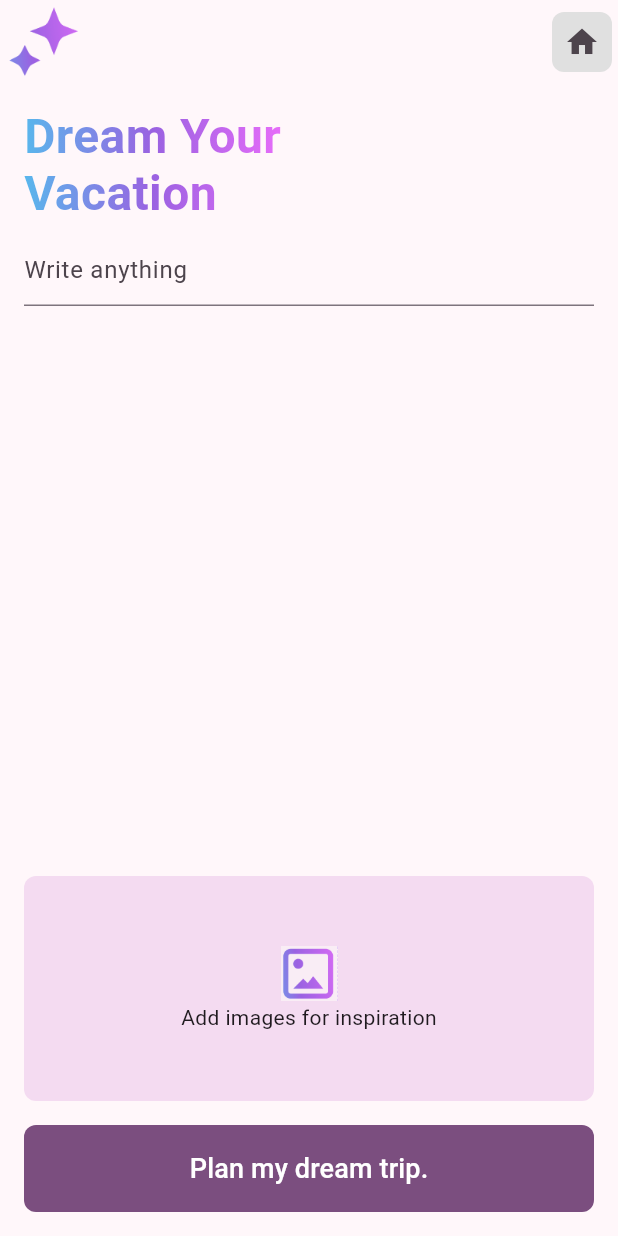
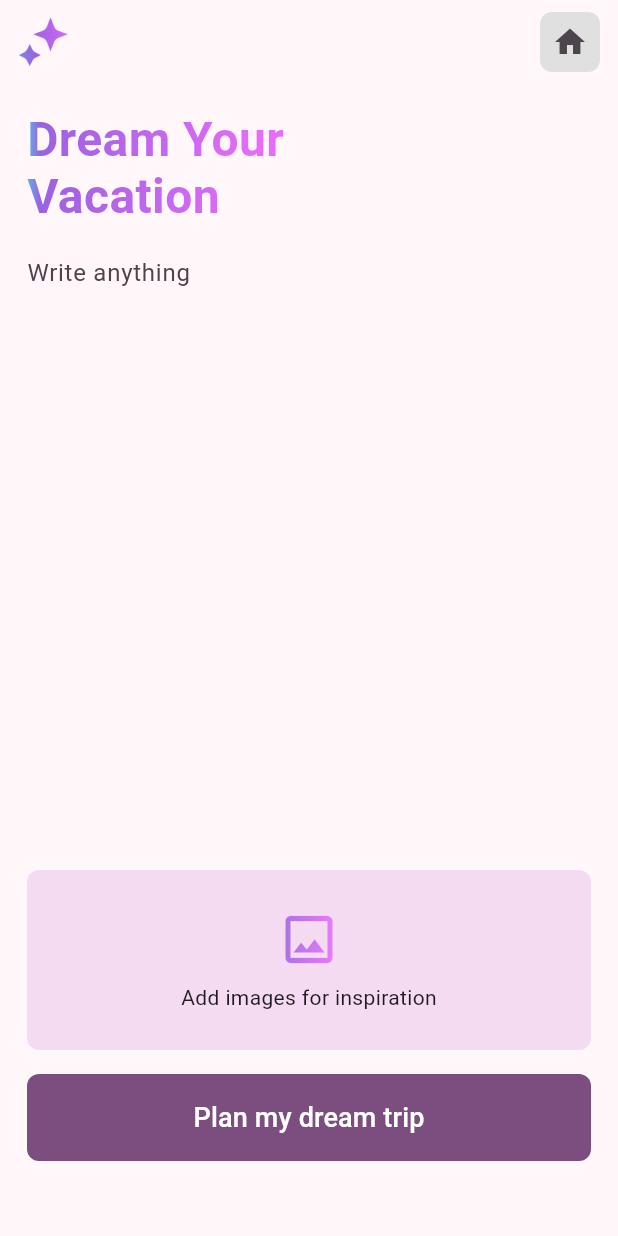
Before and after one commit to FirebaseExtended/compass-ai-travel-planning-sample-flutter, a Flutter app: the screen it shows after launch, on a phone screen of 412 x 824 dp. Run offline on Flutter 3.47's test engine with Material 3 defaults, Android fonts, the phone set to English and light mode, and no system bars.

Commit message:
rough initial AI form screen. To add image selection!

```diff
--- a/lib/screens/ai/form.dart
+++ b/lib/screens/ai/form.dart
@@ -12,13 +12,18 @@ class _FormScreenState extends State<FormScreen> {
   Widget build(BuildContext context) {
     return Scaffold(
       appBar: AppBar(
-        leading: const Image(
+        leading: const Padding(
+          padding: EdgeInsets.all(8),
+          child: Image(
             width: 38,
             height: 38,
             image: AssetImage('assets/images/stars.png'),
           ),
+        ),
         actions: [
-          IconButton(
+          Padding(
+              padding: const EdgeInsets.all(8),
+              child: IconButton(
                 style: ButtonStyle(
                   shape: WidgetStatePropertyAll(
                     RoundedRectangleBorder(
@@ -31,23 +36,15 @@ class _FormScreenState extends State<FormScreen> {
                 icon: const Icon(
                   Icons.home,
                 ),
-          )
+              )),
         ],
       ),
       body: Padding(
-        padding: const EdgeInsets.all(16),
+        padding: const EdgeInsets.all(18),
         child: Column(
           crossAxisAlignment: CrossAxisAlignment.start,
           children: [
-            ShaderMask(
-              blendMode: BlendMode.srcIn,
-              shaderCallback: (bounds) => const LinearGradient(colors: [
-                Color(0xff59B7EC),
-                Color(0xff9A62E1),
-                Color(0xffE66CF9),
-              ]).createShader(
-                Rect.fromLTWH(0, 0, bounds.width, bounds.height),
-              ),
+            BrandGradient(
               child: Text(
                 textAlign: TextAlign.left,
                 style: TextStyle(
@@ -61,7 +58,12 @@ class _FormScreenState extends State<FormScreen> {
             SizedBox.square(dimension: 8),
             const Expanded(
               child: TextField(
-                decoration: InputDecoration(hintText: 'Write anything'),
+                keyboardType: TextInputType.multiline,
+                maxLines: null,
+                decoration: InputDecoration(
+                  hintText: 'Write anything',
+                  border: InputBorder.none,
+                ),
               ),
             ),
             Row(children: [
@@ -71,16 +73,22 @@ class _FormScreenState extends State<FormScreen> {
                     borderRadius: BorderRadius.circular(8),
                     color: Theme.of(context).colorScheme.secondaryContainer,
                   ),
-                  height: 150,
-                  child: const Column(
+                  height: 120,
+                  child: Column(
                     mainAxisAlignment: MainAxisAlignment.center,
                     children: [
-                      const Image(
+                      BrandGradient(
+                          child: const Icon(
+                        Icons.image_outlined,
+                        size: 42,
+                      )),
+                      SizedBox.square(dimension: 8),
+                      /*const Image(
                         width: 38,
                         height: 38,
                         image: AssetImage('assets/images/image.png'),
-                      ),
-                      Text('Add images for inspiration'),
+                      ),*/
+                      const Text('Add images for inspiration'),
                     ],
                   ),
                 ),
@@ -108,7 +116,7 @@ class _FormScreenState extends State<FormScreen> {
                   ),
                   onPressed: () {},
                   child: Text(
-                    'Plan my dream trip.',
+                    'Plan my dream trip',
                     style: TextStyle(
                       color: Theme.of(context).colorScheme.onPrimary,
                       fontSize: 18,
@@ -117,9 +125,35 @@ class _FormScreenState extends State<FormScreen> {
                 ),
               ),
             ]),
+            SizedBox.square(dimension: 32),
           ],
         ),
       ),
     );
   }
 }
+
+class BrandGradient extends StatelessWidget {
+  BrandGradient({required this.child, super.key});
+
+  final Widget child;
+
+  @override
+  Widget build(BuildContext context) {
+    return ShaderMask(
+      blendMode: BlendMode.srcIn,
+      shaderCallback: (bounds) => const LinearGradient(colors: [
+        Color(0xff59B7EC),
+        Color(0xff9A62E1),
+        Color(0xffE66CF9),
+      ], stops: [
+        0.0,
+        0.05,
+        0.9,
+      ]).createShader(
+        Rect.fromLTWH(0, 0, bounds.width, bounds.height),
+      ),
+      child: child,
+    );
+  }
+}
```
Lines whose indentation alone changed are shown as unchanged.
